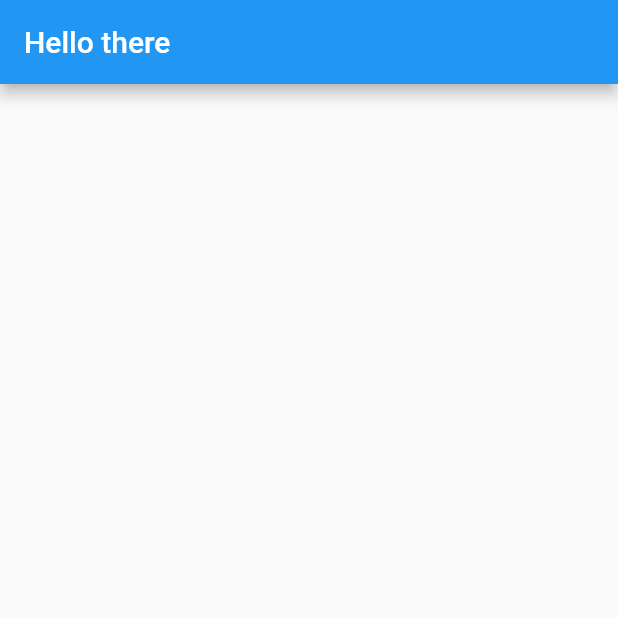
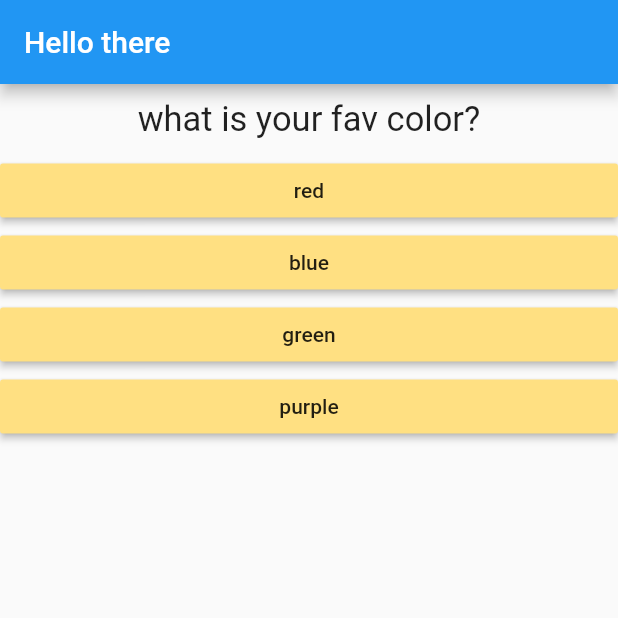
Before and after one commit to mokshchadha/quiz-app-flutter, a Flutter app: the screen it shows after launch, on a phone screen of 412 x 824 dp, the top half of it. Run offline on Flutter 3.47's test engine with Material 2 defaults, Android fonts, the phone set to English and light mode, and no system bars.

Commit message:
selection of answers and question change working

```diff
--- /dev/null
+++ b/lib/answer.dart
@@ -0,0 +1,19 @@
+import 'package:flutter/material.dart';
+
+class Answer extends StatelessWidget {
+  String answerText;
+  final Function selectHandler;
+  Answer(this.answerText, this.selectHandler);
+
+  @override
+  Widget build(BuildContext context) {
+    return Container(
+      width: double.infinity,
+      child: RaisedButton(
+        child: Text(this.answerText),
+        color: Colors.amber.shade200,
+        onPressed: () => selectHandler(),
+      ),
+    );
+  }
+}
--- a/lib/main.dart
+++ b/lib/main.dart
@@ -1,21 +1,65 @@
 import 'package:flutter/material.dart';
+import './question.dart';
+import "./answer.dart";
 
 void main() {
   runApp(MyApp());
 }
 
-class MyApp extends StatelessWidget {
+class MyApp extends StatefulWidget {
   // This widget is the root of your application.
   @override
+  _MyAppState createState() => _MyAppState();
+}
+
+class _MyAppState extends State<MyApp> {
+  @override
+  var _questionIndex = 0;
+
+  void _answerQuestion() {
+    setState(() {
+      _questionIndex = (_questionIndex + 1) % 4;
+    });
+    print(_questionIndex);
+  }
+
   Widget build(BuildContext context) {
+    var questions = [
+      {
+        'questionText': 'what is your fav color?',
+        "answers": ['red', 'blue', 'green', 'purple']
+      },
+      {
+        'questionText': "what is your fav animal?",
+        "answers": ['cat', 'bear', 'goat', 'panther']
+      },
+      {
+        'questionText': "what is your fav city?",
+        "answers": ['ratlam', 'baner', 'goa', 'palampur']
+      },
+      {
+        'questionText': "what is your fav timepass?",
+        "answers": ['reading', 'blue', 'green', 'purple']
+      },
+    ];
     return MaterialApp(
       title: 'Flutter Demo',
       theme: ThemeData(
         primarySwatch: Colors.blue,
       ),
       home: Scaffold(
-        appBar: AppBar(title: Text('Hello there')),
-      ),
+          appBar: AppBar(title: Text('Hello there')),
+          body: Column(
+            children: [
+              Question(
+                questions[_questionIndex]['questionText'].toString(),
+              ),
+              ...(questions[_questionIndex]['answers'] as List<String>)
+                  .map((a) {
+                return Answer(a, _answerQuestion);
+              })
+            ],
+          )),
     );
   }
 }
--- /dev/null
+++ b/lib/question.dart
@@ -0,0 +1,18 @@
+import 'package:flutter/material.dart';
+
+class Question extends StatelessWidget {
+  final String questionText;
+  Question(this.questionText);
+  @override
+  Widget build(BuildContext context) {
+    return Container(
+      width: double.infinity,
+      margin: EdgeInsets.all(10),
+      child: Text(
+        this.questionText,
+        style: TextStyle(fontSize: 23),
+        textAlign: TextAlign.center,
+      ),
+    );
+  }
+}
```
